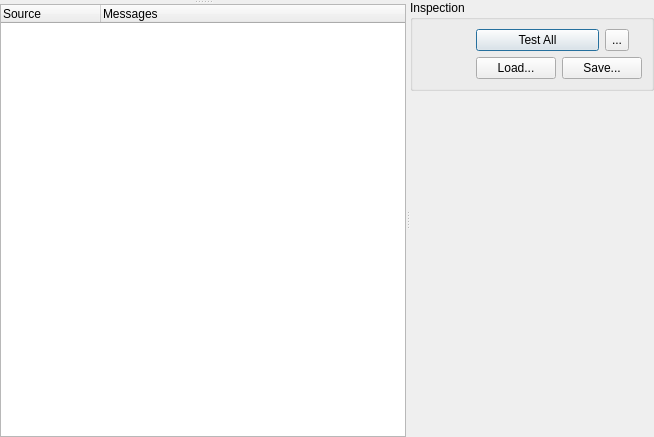
ImagingTools/AcfPublic, file AcfSln/Include/iqtinsp/CInspectionTaskGuiComp.ui: the form before one commit.
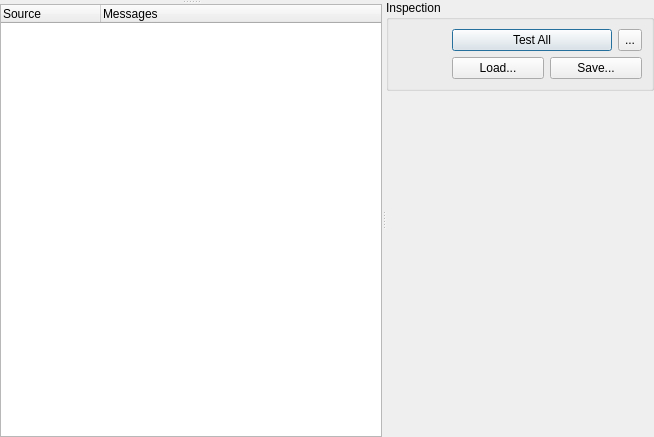
The form after the commit. Icons and pictures are not drawn.

Diff of the .ui file:
```diff
--- a/AcfSln/Include/iqtinsp/CInspectionTaskGuiComp.ui
+++ b/AcfSln/Include/iqtinsp/CInspectionTaskGuiComp.ui
@@ -131,48 +131,6 @@
               </property>
              </widget>
             </item>
-            <item row="0" column="1">
-             <widget class="QToolButton" name="AutoTestButton">
-              <property name="sizePolicy">
-               <sizepolicy hsizetype="Fixed" vsizetype="Minimum">
-                <horstretch>0</horstretch>
-                <verstretch>0</verstretch>
-               </sizepolicy>
-              </property>
-              <property name="toolTip">
-               <string>Do processing steps automatically</string>
-              </property>
-              <property name="text">
-               <string>...</string>
-              </property>
-              <property name="icon">
-               <iconset resource="../../../Acf/Include/iqtgui/iqtgui.qrc">
-                <normaloff>:/Icons/AutoUpdate.svg</normaloff>:/Icons/AutoUpdate.svg</iconset>
-              </property>
-              <property name="iconSize">
-               <size>
-                <width>24</width>
-                <height>24</height>
-               </size>
-              </property>
-              <property name="checkable">
-               <bool>true</bool>
-              </property>
-             </widget>
-            </item>
-            <item row="0" column="2">
-             <widget class="QLabel" name="ProcessingTimeLabel">
-              <property name="sizePolicy">
-               <sizepolicy hsizetype="Maximum" vsizetype="Preferred">
-                <horstretch>0</horstretch>
-                <verstretch>0</verstretch>
-               </sizepolicy>
-              </property>
-              <property name="text">
-               <string/>
-              </property>
-             </widget>
-            </item>
             <item row="1" column="0" colspan="3">
              <widget class="QFrame" name="LoaderFrame">
               <property name="sizePolicy">
@@ -234,6 +192,35 @@
               </layout>
              </widget>
             </item>
+            <item row="0" column="1" colspan="2">
+             <widget class="QToolButton" name="AutoTestButton">
+              <property name="sizePolicy">
+               <sizepolicy hsizetype="Fixed" vsizetype="Minimum">
+                <horstretch>0</horstretch>
+                <verstretch>0</verstretch>
+               </sizepolicy>
+              </property>
+              <property name="toolTip">
+               <string>Do processing steps automatically</string>
+              </property>
+              <property name="text">
+               <string>...</string>
+              </property>
+              <property name="icon">
+               <iconset resource="../../../Acf/Include/iqtgui/iqtgui.qrc">
+                <normaloff>:/Icons/AutoUpdate.svg</normaloff>:/Icons/AutoUpdate.svg</iconset>
+              </property>
+              <property name="iconSize">
+               <size>
+                <width>24</width>
+                <height>24</height>
+               </size>
+              </property>
+              <property name="checkable">
+               <bool>true</bool>
+              </property>
+             </widget>
+            </item>
            </layout>
           </item>
          </layout>
```
